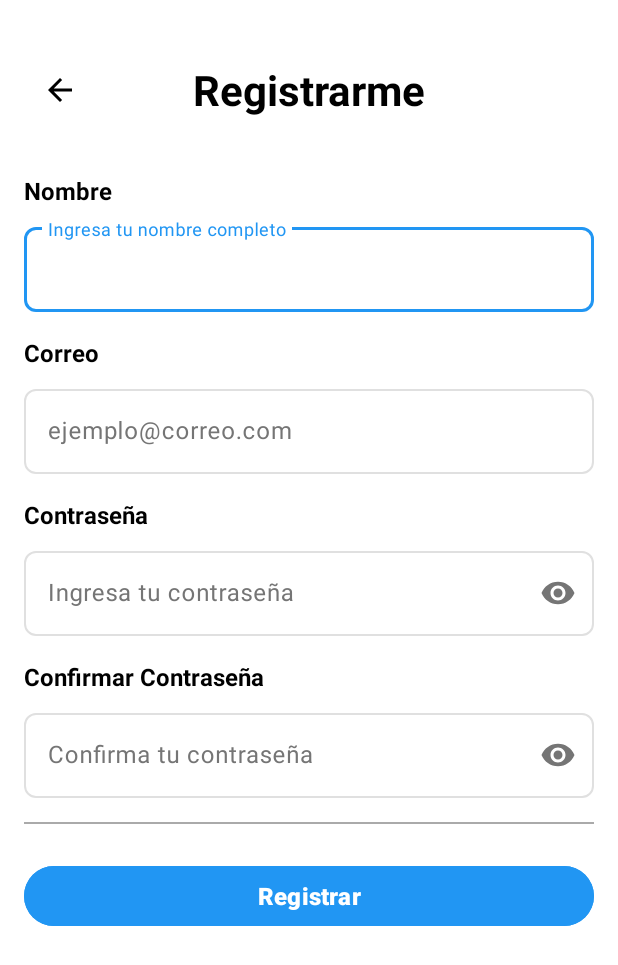
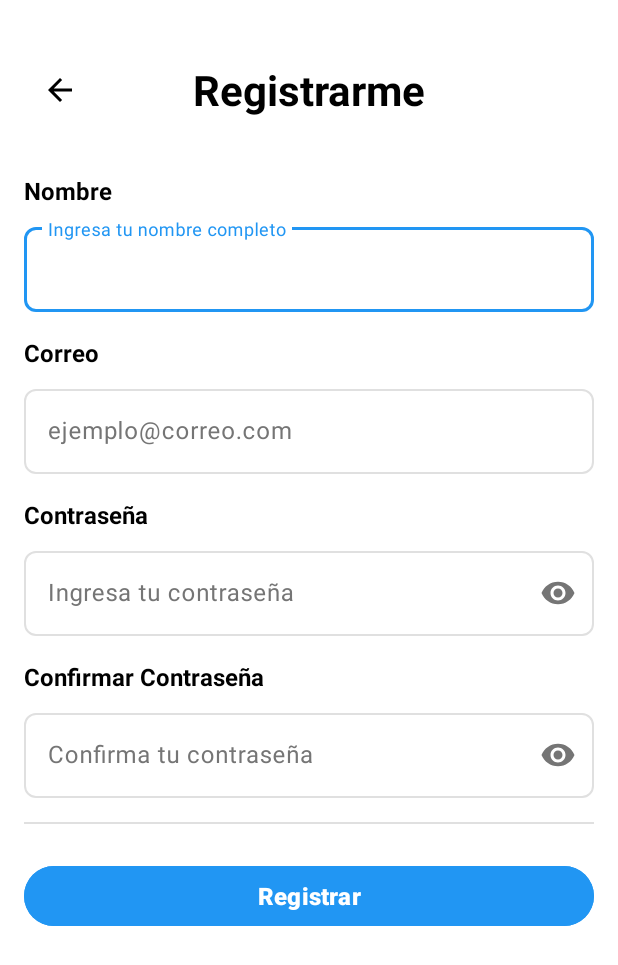
Before and after one commit to Giova2001/sivarEats, an Android app: the LoginRegisterActivity screen opened directly, with no data from a screen before it, on a phone screen of 412 x 824 dp. Shown: the top 965 px of the screen. Run offline under Robolectric (Android 15) with nearby library versions, the phone set to English and light mode, and no system bars; our stand-ins replace Firebase (no records; nobody signed in at launch, a user with empty details on screens opened directly), Room's generated code.

Commit message:
correcion de colores login

```diff
--- a/app/src/main/res/layout/activity_login_register.xml
+++ b/app/src/main/res/layout/activity_login_register.xml
@@ -4,7 +4,7 @@
     xmlns:tools="http://schemas.android.com/tools"
     android:layout_width="match_parent"
     android:layout_height="match_parent"
-    android:background="@android:color/white"
+    android:background="@color/background"
     android:fillViewport="true"
     android:padding="16dp">
 
@@ -30,7 +30,8 @@
                 android:background="?attr/selectableItemBackgroundBorderless"
                 android:src="@drawable/ic_return"
                 android:contentDescription="Volver atrás"
-                android:padding="12dp" />
+                android:padding="12dp"
+                app:tint="?attr/colorOnSurface" />
 
 
             <!-- Título centrado -->
@@ -40,7 +41,7 @@
                 android:layout_weight="1"
                 android:gravity="center"
                 android:text="Registrarme"
-                android:textColor="@android:color/black"
+                android:textColor="?attr/colorOnSurface"
                 android:textSize="28sp"
                 android:textStyle="bold" />
 
@@ -56,7 +57,7 @@
             android:layout_width="match_parent"
             android:layout_height="wrap_content"
             android:text="Nombre"
-            android:textColor="@android:color/black"
+            android:textColor="?attr/colorOnSurface"
             android:textSize="16sp"
             android:textStyle="bold"
             android:layout_marginBottom="8dp" />
@@ -88,7 +89,7 @@
             android:layout_width="match_parent"
             android:layout_height="wrap_content"
             android:text="Correo"
-            android:textColor="@android:color/black"
+            android:textColor="?attr/colorOnSurface"
             android:textSize="16sp"
             android:textStyle="bold"
             android:layout_marginBottom="8dp" />
@@ -118,7 +119,7 @@
             android:layout_width="match_parent"
             android:layout_height="wrap_content"
             android:text="Contraseña"
-            android:textColor="@android:color/black"
+            android:textColor="?attr/colorOnSurface"
             android:textSize="16sp"
             android:textStyle="bold"
             android:layout_marginBottom="8dp" />
@@ -149,7 +150,7 @@
             android:layout_width="match_parent"
             android:layout_height="wrap_content"
             android:text="Confirmar Contraseña"
-            android:textColor="@android:color/black"
+            android:textColor="?attr/colorOnSurface"
             android:textSize="16sp"
             android:textStyle="bold"
             android:layout_marginBottom="8dp" />
@@ -181,7 +182,7 @@
         <View
             android:layout_width="match_parent"
             android:layout_height="1dp"
-            android:background="@android:color/darker_gray"
+            android:background="?attr/colorOutline"
             android:layout_marginBottom="24dp" />
 
         <!-- Botón Registrar -->
```
Also changed, not shown: app/src/main/res/layout/activity_login.xml (+7 -6 lines).
